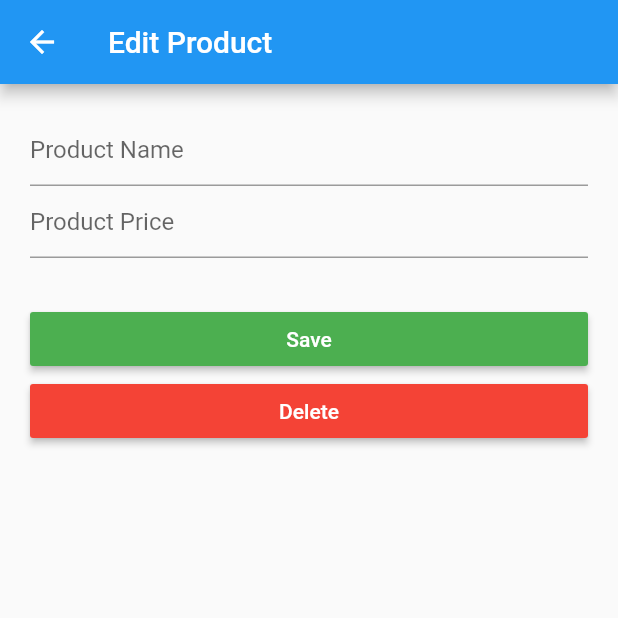
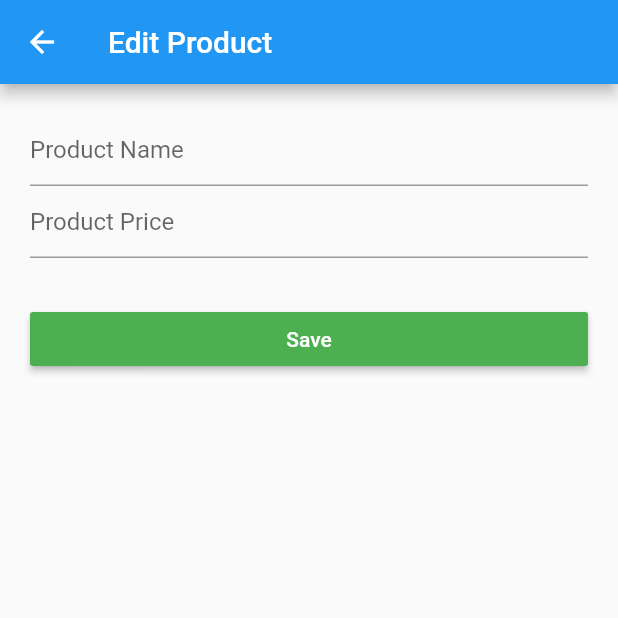
Before and after one commit to ayushsubedi/firestore_crud, a Flutter app: the EditProduct screen opened directly, on a phone screen of 412 x 824 dp, the top half of it. Run offline on Flutter 3.47's test engine with Material 2 defaults, Android fonts, the phone set to English and light mode, and no system bars; our stand-ins replace cloud_firestore, firebase_core; accounts and stored records are empty.

Commit message:
add functionality to delete button

```diff
--- a/lib/providers/product_providers.dart
+++ b/lib/providers/product_providers.dart
@@ -34,9 +34,12 @@ class ProductProvider with ChangeNotifier {
     if (_productId == null) {
       _productId = uuid.v4();
     }
-
     var newProduct =
         Product(productName: name, productPrice: price, productId: productId);
     firestoreService.saveProduct(newProduct);
   }
+
+  removeProduct(String productId) {
+    firestoreService.removeProduct(productId);
+  }
 }
--- a/lib/screens/edit_product.dart
+++ b/lib/screens/edit_product.dart
@@ -76,11 +76,17 @@ class _EditProductState extends State<EditProduct> {
                   productProvider.saveProduct();
                   Navigator.of(context).pop();
                 }),
-            RaisedButton(
-                color: Colors.red,
-                textColor: Colors.white,
-                child: Text('Delete'),
-                onPressed: () {})
+            (widget.product != null)
+                ? RaisedButton(
+                    color: Colors.red,
+                    textColor: Colors.white,
+                    child: Text('Delete'),
+                    onPressed: () {
+                      productProvider.removeProduct(widget.product.productId);
+                      Navigator.of(context).pop();
+                    },
+                  )
+                : Container(),
           ],
         ));
   }
--- a/lib/services/firestore_service.dart
+++ b/lib/services/firestore_service.dart
@@ -11,6 +11,10 @@ class FirestoreService {
         .set(product.toMap());
   }
 
+  Future<void> removeProduct(String productId) {
+    return _db.collection('products').doc(productId).delete();
+  }
+
   Stream<List<Product>> getProducts() {
     return _db.collection('products').snapshots().map((snapshot) => snapshot
         .docs
```
